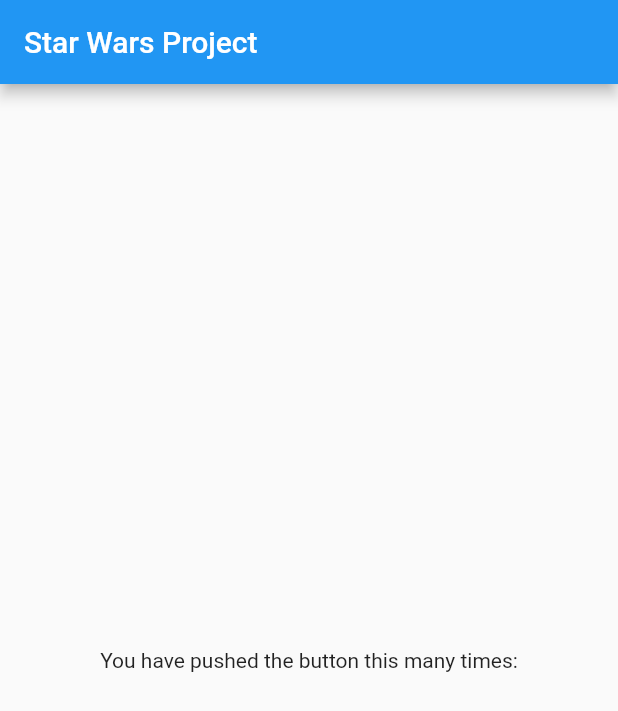
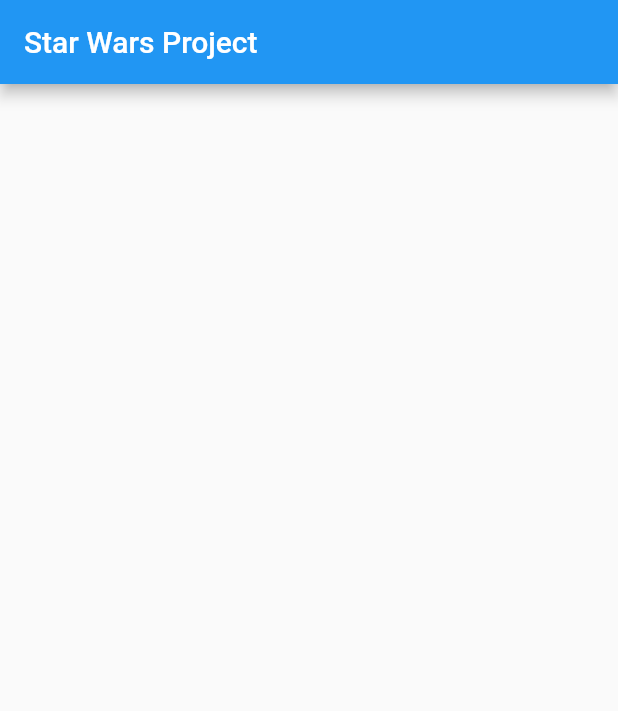
Before and after one commit to guerramatias1409/star_wars_project, a Flutter app: the screen it shows after launch, on a phone screen of 412 x 824 dp. Shown: the top 711 px of the screen. Run offline on Flutter 3.47's test engine with Material 2 defaults, Android fonts, the phone set to English and light mode, and no system bars.

Commit message:
Second commint

```diff
--- a/lib/main.dart
+++ b/lib/main.dart
@@ -33,16 +33,7 @@
       appBar: AppBar(
         title: Text("Star Wars Project"),
       ),
-      body: Center(
-        child: Column(
-         mainAxisAlignment: MainAxisAlignment.center,
-          children: <Widget>[
-            Text(
-              'You have pushed the button this many times:',
-            ),
-          ],
-        ),
-      ),
+      body: Container(),
     );
   }
 }
```
